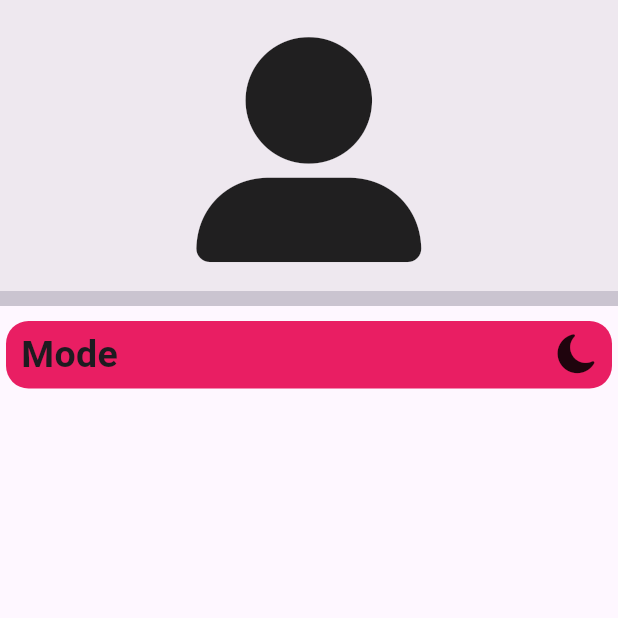
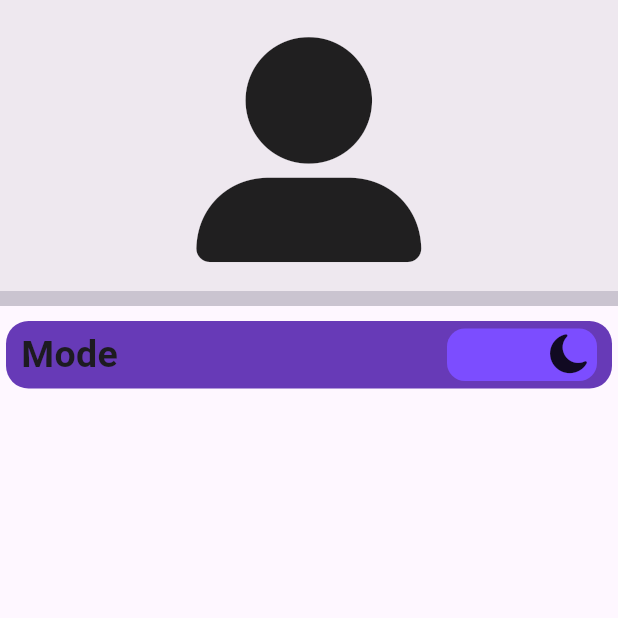
Before and after one commit to ahmedjamal22290/Store-App, a Flutter app: the UserPage screen opened directly, after a tap on an icon or button, on a phone screen of 412 x 824 dp, the top half of it. Run offline on Flutter 3.47's test engine with Material 3 defaults, Android fonts, the phone set to English and light mode, and no system bars; our stand-ins replace flutter_bloc, font_awesome_flutter, loading_animation_widget, modal_progress_hud_nsn, popover; network calls fail.

Commit message:
finsh mode buton

```diff
--- /dev/null
+++ b/lib/custom/custom_mode_buton.dart
@@ -0,0 +1,67 @@
+import 'package:flutter/material.dart';
+import 'package:font_awesome_flutter/font_awesome_flutter.dart';
+
+class customModeButon extends StatefulWidget {
+  const customModeButon({
+    super.key,
+  });
+
+  @override
+  State<customModeButon> createState() => _customModeButonState();
+}
+
+class _customModeButonState extends State<customModeButon>
+    with SingleTickerProviderStateMixin {
+  late AnimationController _controller;
+  late Animation<Offset> _postionAnim;
+  late Animation<double> _angleAnim;
+  bool isDark = false;
+  @override
+  void initState() {
+    _controller = AnimationController(
+      vsync: this,
+      duration: Duration(milliseconds: 170),
+    );
+    _postionAnim = Tween<Offset>(
+      begin: Offset(-30, 0),
+      end: Offset(30, 0),
+    ).animate(_controller);
+    _angleAnim = Tween<double>(begin: 2, end: 6).animate(_controller);
+    super.initState();
+  }
+
+  @override
+  Widget build(BuildContext context) {
+    return AnimatedBuilder(
+      animation: _controller,
+      builder: (context, child) {
+        return Transform.rotate(
+          angle: _angleAnim.value,
+          origin: _postionAnim.value,
+          child: Transform.translate(
+            offset: _postionAnim.value,
+            child: GestureDetector(
+              onTap: () {
+                if (isDark) {
+                  _controller.reverse();
+                  isDark = false;
+                } else {
+                  _controller.forward();
+                  isDark = true;
+                }
+              },
+              child: Container(
+                child: Icon(
+                  isDark
+                      ? FontAwesomeIcons.solidMoon
+                      : FontAwesomeIcons.solidSun,
+                  size: 30,
+                ),
+              ),
+            ),
+          ),
+        );
+      },
+    );
+  }
+}
--- a/lib/screens/user_page.dart
+++ b/lib/screens/user_page.dart
@@ -2,6 +2,7 @@ import 'dart:developer';
 
 import 'package:flutter/material.dart';
 import 'package:font_awesome_flutter/font_awesome_flutter.dart';
+import 'package:k/custom/custom_mode_buton.dart';
 
 class UserPage extends StatelessWidget {
   const UserPage({super.key});
@@ -34,7 +35,7 @@ class UserPage extends StatelessWidget {
               height: 45,
               padding: EdgeInsets.symmetric(horizontal: 10),
               decoration: BoxDecoration(
-                  color: Colors.pink,
+                  color: Colors.deepPurple,
                   borderRadius: BorderRadius.circular(
                     15,
                   )),
@@ -48,7 +49,15 @@ class UserPage extends StatelessWidget {
                     ),
                   ),
                   Spacer(),
-                  customModeButon()
+                  Container(
+                    height: 35,
+                    width: 100,
+                    decoration: BoxDecoration(
+                      borderRadius: BorderRadius.circular(12),
+                      color: Colors.deepPurpleAccent,
+                    ),
+                    child: customModeButon(),
+                  )
                 ],
               ),
             ),
@@ -58,69 +67,3 @@ class UserPage extends StatelessWidget {
     );
   }
 }
-
-class customModeButon extends StatefulWidget {
-  const customModeButon({
-    super.key,
-  });
-
-  @override
-  State<customModeButon> createState() => _customModeButonState();
-}
-
-class _customModeButonState extends State<customModeButon>
-    with SingleTickerProviderStateMixin {
-  late AnimationController _controller;
-  late Animation<Offset> _postionAnim;
-  late Animation<double> _angleAnim;
-  bool isDark = false;
-  @override
-  void initState() {
-    _controller = AnimationController(
-      vsync: this,
-      duration: Duration(milliseconds: 150),
-    );
-    _postionAnim = Tween<Offset>(
-      begin: Offset(-35, 0),
-      end: Offset(0, 0),
-    ).animate(_controller);
-    _angleAnim = Tween<double>(begin: 3, end: 6).animate(_controller);
-    super.initState();
-  }
-
-  @override
-  Widget build(BuildContext context) {
-    return AnimatedBuilder(
-      animation: _controller,
-      builder: (context, child) {
-        return Transform.rotate(
-          angle: _angleAnim.value,
-          origin: _postionAnim.value,
-          child: Transform.translate(
-            offset: _postionAnim.value,
-            child: GestureDetector(
-              onTap: () {
-                if (isDark) {
-                  _controller.reverse();
-
-                  isDark = false;
-                } else {
-                  _controller.forward();
-                  isDark = true;
-                }
-              },
-              child: Container(
-                child: Icon(
-                  isDark
-                      ? FontAwesomeIcons.solidMoon
-                      : FontAwesomeIcons.solidSun,
-                  size: 30,
-                ),
-              ),
-            ),
-          ),
-        );
-      },
-    );
-  }
-}
```
